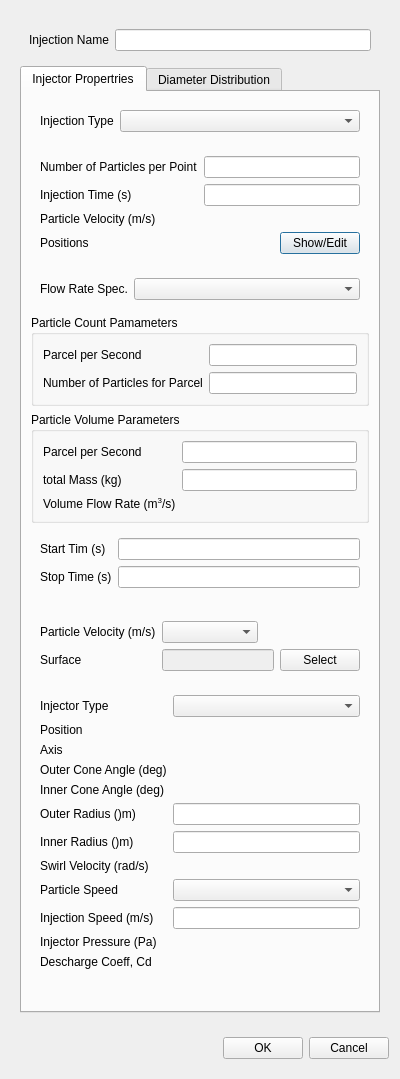
nextfoam/baram, file baramFlow/view/setup/models/DPM/injection_dialog.ui: the form before one commit.
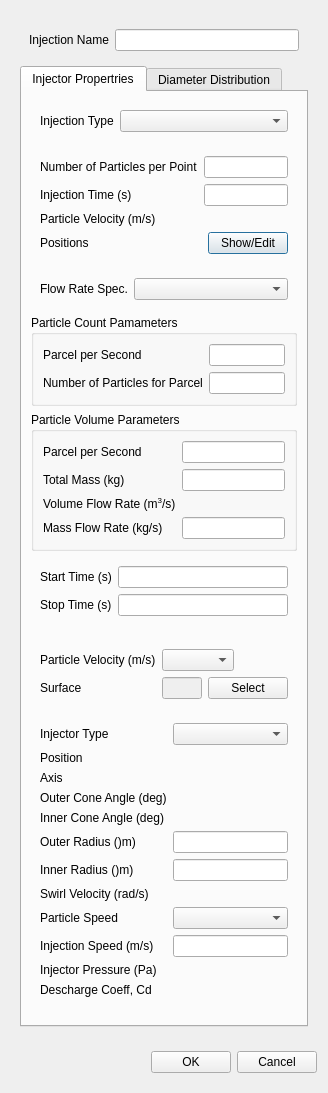
The form after the commit. Custom widgets are drawn as their Qt base class.

Diff of the .ui file:
```diff
--- a/baramFlow/view/setup/models/DPM/injection_dialog.ui
+++ b/baramFlow/view/setup/models/DPM/injection_dialog.ui
@@ -6,8 +6,8 @@
    <rect>
     <x>0</x>
     <y>0</y>
-    <width>400</width>
-    <height>1079</height>
+    <width>328</width>
+    <height>1093</height>
    </rect>
   </property>
   <property name="windowTitle">
@@ -202,7 +202,7 @@
                 <item row="1" column="0">
                  <widget class="QLabel" name="label_15">
                   <property name="text">
-                   <string>total Mass (kg)</string>
+                   <string>Total Mass (kg)</string>
                   </property>
                  </widget>
                 </item>
@@ -219,6 +219,16 @@
                 <item row="2" column="1">
                  <widget class="Function1ScalarWidget" name="volumeFlowRate" native="true"/>
                 </item>
+                <item row="3" column="0">
+                 <widget class="QLabel" name="label_26">
+                  <property name="text">
+                   <string>Mass Flow Rate (kg/s)</string>
+                  </property>
+                 </widget>
+                </item>
+                <item row="3" column="1">
+                 <widget class="BatchableFloatEdit" name="massFlowRate"/>
+                </item>
                </layout>
               </widget>
              </item>
@@ -228,7 +238,7 @@
                 <item row="0" column="0">
                  <widget class="QLabel" name="label_17">
                   <property name="text">
-                   <string>Start Tim (s)</string>
+                   <string>Start Time (s)</string>
                   </property>
                  </widget>
                 </item>
```
Left out of the diff: 2 changed lines with no effect on the pictures.
